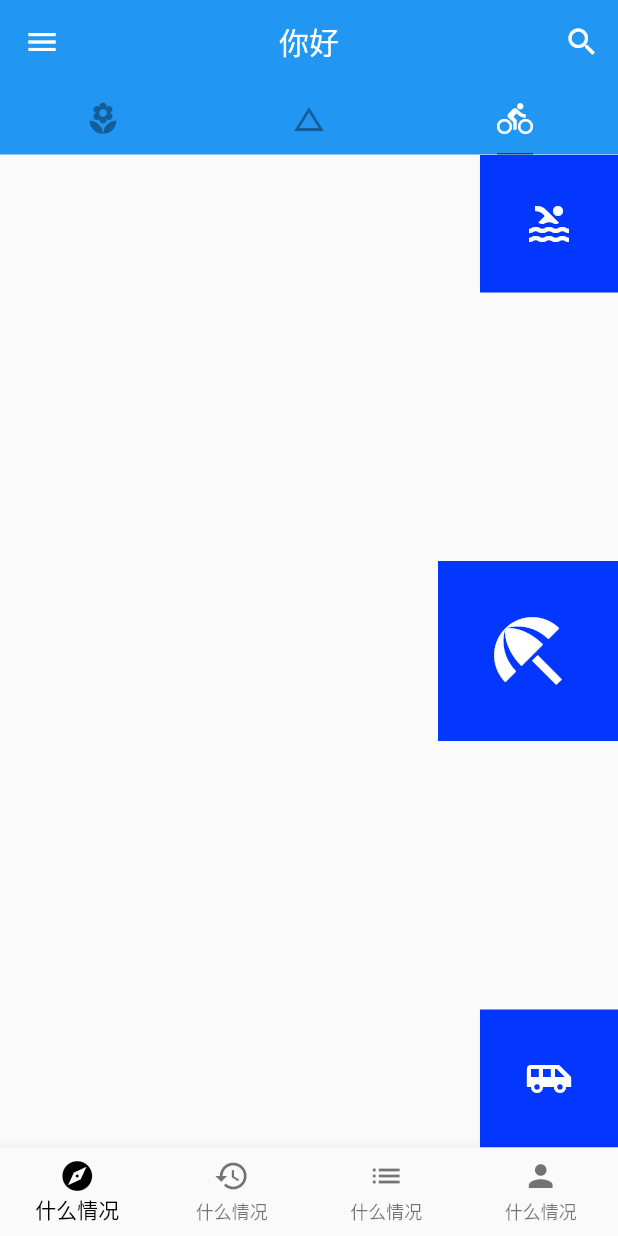
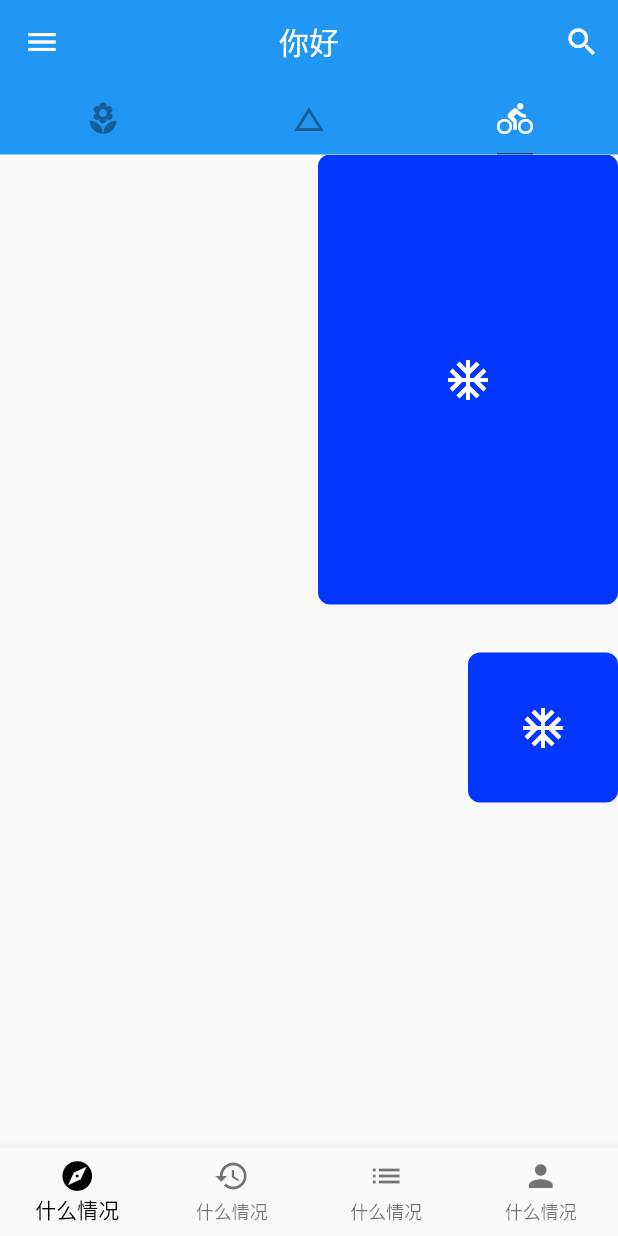
Before and after one commit to YuDongZhang/flutter_app_learn, a Flutter app: the Home screen opened directly, tab 3 chosen, on a phone screen of 412 x 824 dp. Run offline on Flutter 3.47's test engine with Material 2 defaults, Android fonts, the phone set to English and light mode, and no system bars; network calls fail.

Commit message:
SizedBox：固定尺寸的盒子 , 内部控件设置 , 和 可以设置间隔

```diff
--- a/lib/20-宁浩教程练习/demo/layout_demo.dart
+++ b/lib/20-宁浩教程练习/demo/layout_demo.dart
@@ -5,12 +5,32 @@ class LayoutDemo extends StatelessWidget{
   Widget build(BuildContext context) {
     return Container(
       child:  Column(
-        mainAxisAlignment: MainAxisAlignment.spaceBetween,//主轴
+        // mainAxisAlignment: MainAxisAlignment.spaceBetween,//主轴
         crossAxisAlignment: CrossAxisAlignment.end,
         children: [
-          IconBadge(Icons.pool),
-          IconBadge(Icons.beach_access,size: 60,),
-          IconBadge(Icons.airport_shuttle),
+          SizedBox(
+            width: 200.0,
+            height: 300.0,
+            child: Container(
+              decoration: BoxDecoration(
+                color: Color.fromRGBO(3, 54, 255, 1.0),
+                borderRadius: BorderRadius.circular(8.0)
+              ),
+              child: Icon(Icons.ac_unit,color: Colors.white,size: 32,),
+            ),
+          ),
+          SizedBox(height: 32,),
+          SizedBox(
+            width: 100.0,
+            height: 100.0,
+            child: Container(
+              decoration: BoxDecoration(
+                  color: Color.fromRGBO(3, 54, 255, 1.0),
+                  borderRadius: BorderRadius.circular(8.0)
+              ),
+              child: Icon(Icons.ac_unit,color: Colors.white,size: 32,),
+            ),
+          ),
         ],
       ),
     );
```
